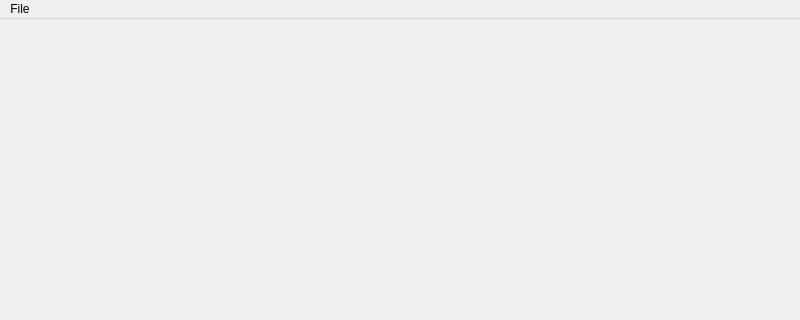
Old version of the form GUI/qt_ui/main_window.ui in the repository Coni63/template_Qt; both pictures show x 0 to 800 and y 0 to 320 of the 800 by 600 pixel window.
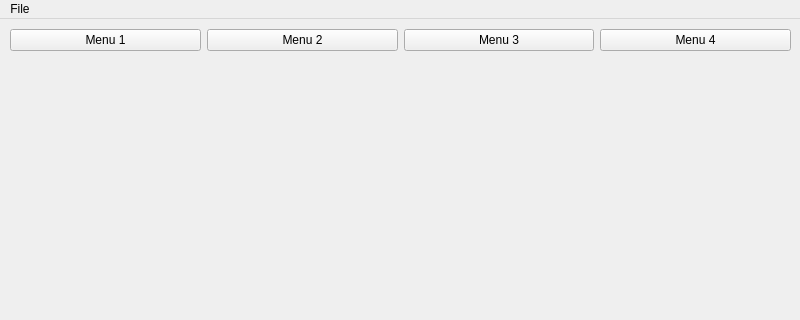
New version of the form. The open tabs and pages were chosen to show the change.

```diff
--- a/GUI/qt_ui/main_window.ui
+++ b/GUI/qt_ui/main_window.ui
@@ -10,24 +10,68 @@
     <height>600</height>
    </rect>
   </property>
+  <property name="maximumSize">
+   <size>
+    <width>800</width>
+    <height>600</height>
+   </size>
+  </property>
   <property name="windowTitle">
    <string>MainWindow</string>
   </property>
   <widget class="QWidget" name="centralwidget">
-   <widget class="QStackedWidget" name="stackedWidget">
+   <widget class="QWidget" name="verticalLayoutWidget">
     <property name="geometry">
      <rect>
-      <x>30</x>
-      <y>30</y>
-      <width>511</width>
-      <height>311</height>
+      <x>10</x>
+      <y>10</y>
+      <width>781</width>
+      <height>541</height>
      </rect>
     </property>
-    <property name="currentIndex">
-     <number>0</number>
-    </property>
-    <widget class="QWidget" name="page"/>
-    <widget class="QWidget" name="page_2"/>
+    <layout class="QVBoxLayout" name="verticalLayout">
+     <item>
+      <layout class="QHBoxLayout" name="horizontalLayout">
+       <item>
+        <widget class="QPushButton" name="pb_menu1">
+         <property name="text">
+          <string>Menu 1</string>
+         </property>
+        </widget>
+       </item>
+       <item>
+        <widget class="QPushButton" name="pb_menu2">
+         <property name="text">
+          <string>Menu 2</string>
+         </property>
+        </widget>
+       </item>
+       <item>
+        <widget class="QPushButton" name="pb_menu3">
+         <property name="text">
+          <string>Menu 3</string>
+         </property>
+        </widget>
+       </item>
+       <item>
+        <widget class="QPushButton" name="pb_menu4">
+         <property name="text">
+          <string>Menu 4</string>
+         </property>
+        </widget>
+       </item>
+      </layout>
+     </item>
+     <item>
+      <widget class="QStackedWidget" name="stackedWidget">
+       <property name="currentIndex">
+        <number>1</number>
+       </property>
+       <widget class="QWidget" name="page"/>
+       <widget class="QWidget" name="page_2"/>
+      </widget>
+     </item>
+    </layout>
    </widget>
   </widget>
   <widget class="QMenuBar" name="menubar">
```
